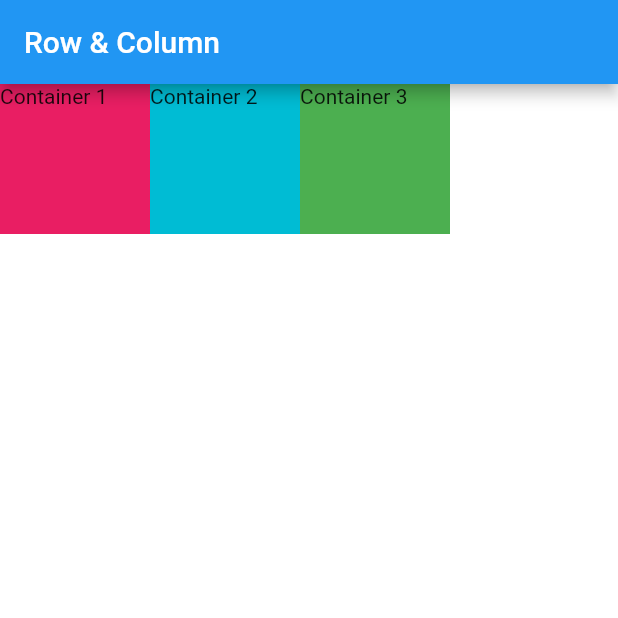
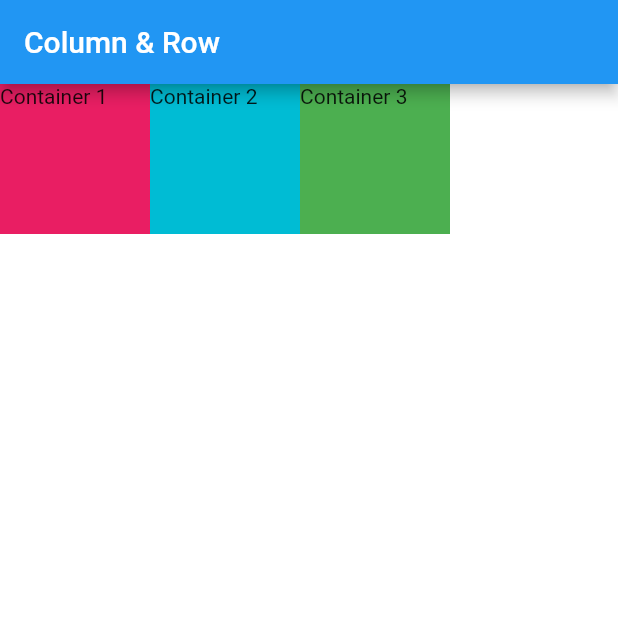
Before and after one commit to Naruse-Kazuki/Row_Column_Widget, a Flutter app: the screen it shows after launch, on a phone screen of 412 x 824 dp, the top half of it. Run offline on Flutter 3.47's test engine with Material 2 defaults, Android fonts, the phone set to English and light mode, and no system bars.

Commit message:
changeTitle

```diff
--- a/lib/main.dart
+++ b/lib/main.dart
@@ -13,7 +13,7 @@ class MyApp extends StatelessWidget {
         backgroundColor: Colors.white,
         appBar: AppBar(
           backgroundColor: Colors.blue,
-          title: Text('Row & Column'),
+          title: Text('Column & Row'),
         ),
         body: SafeArea(
           child: Row(
```
